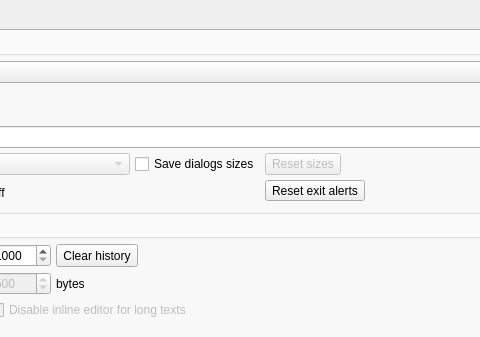
The window that libs/libgui/ui/settings/generalconfigwidget.ui (pgmodeler/pgmodeler) describes before a commit, drawn with Qt 5; both pictures show x 244 to 724 and y 0 to 337 of the 835 by 835 pixel window.
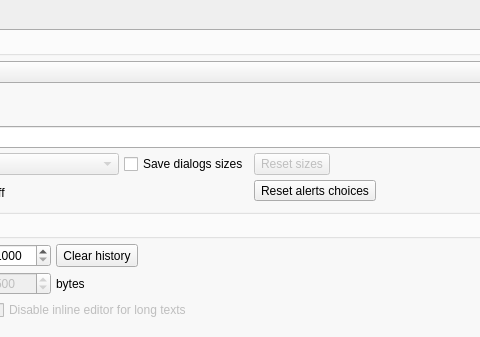
The same window after the commit. Icons and pictures are not drawn.

Diff of the .ui file:
```diff
--- a/libs/libgui/ui/settings/generalconfigwidget.ui
+++ b/libs/libgui/ui/settings/generalconfigwidget.ui
@@ -227,7 +227,7 @@
                <string>Reset exit alert statuses regarding unsaved models and open SQL execution tabs.</string>
               </property>
               <property name="text">
-               <string>Reset exit alerts</string>
+               <string>Reset alerts choices</string>
               </property>
               <property name="icon">
                <iconset resource="../../res/resources.qrc">
```
Left out of the diff: 4 changed lines with no effect on the pictures.
